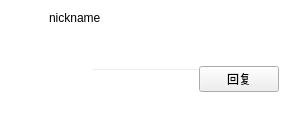
Before: the Qt Designer form notification/notificationcard.ui in iwxyi/CatlikeQQ, drawn with Qt 5.
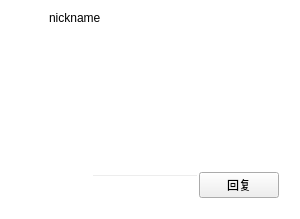
After: the same form once the commit is applied. Custom widgets are drawn as their Qt base class.

Diff of the .ui file:
```diff
--- a/notification/notificationcard.ui
+++ b/notification/notificationcard.ui
@@ -7,7 +7,7 @@
     <x>0</x>
     <y>0</y>
     <width>300</width>
-    <height>113</height>
+    <height>219</height>
    </rect>
   </property>
   <property name="windowTitle">
```
